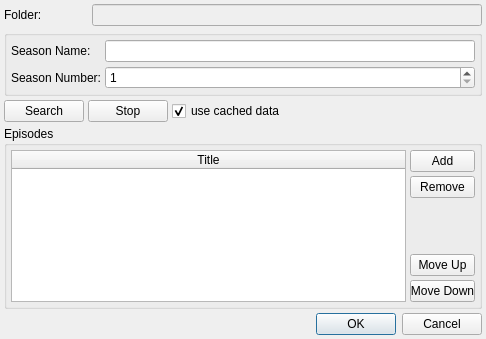
Above: src/trunk/ui/ui_ChangeSeason.ui from rexMingla/my-renamer before the change. Below: the same form after it.
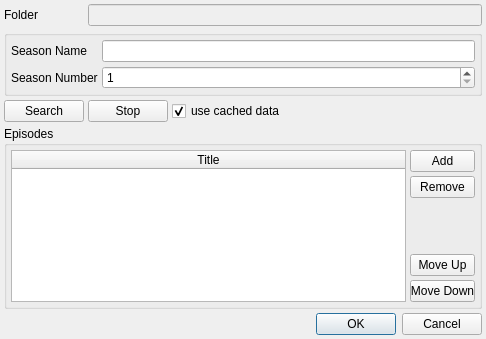
That is the form after the change.

```diff
--- a/src/trunk/ui/ui_ChangeSeason.ui
+++ b/src/trunk/ui/ui_ChangeSeason.ui
@@ -35,18 +35,18 @@
        </property>
        <property name="minimumSize">
         <size>
-         <width>84</width>
+         <width>80</width>
          <height>0</height>
         </size>
        </property>
        <property name="maximumSize">
         <size>
-         <width>84</width>
+         <width>80</width>
          <height>16777215</height>
         </size>
        </property>
        <property name="text">
-        <string>Folder:</string>
+        <string>Folder</string>
        </property>
       </widget>
      </item>
@@ -80,7 +80,7 @@
       <item row="0" column="0">
        <widget class="QLabel" name="label_2">
         <property name="text">
-         <string>Season Name:</string>
+         <string>Season Name</string>
         </property>
        </widget>
       </item>
@@ -90,7 +90,7 @@
       <item row="1" column="0">
        <widget class="QLabel" name="label_3">
         <property name="text">
-         <string>Season Number:</string>
+         <string>Season Number</string>
         </property>
        </widget>
       </item>
```
